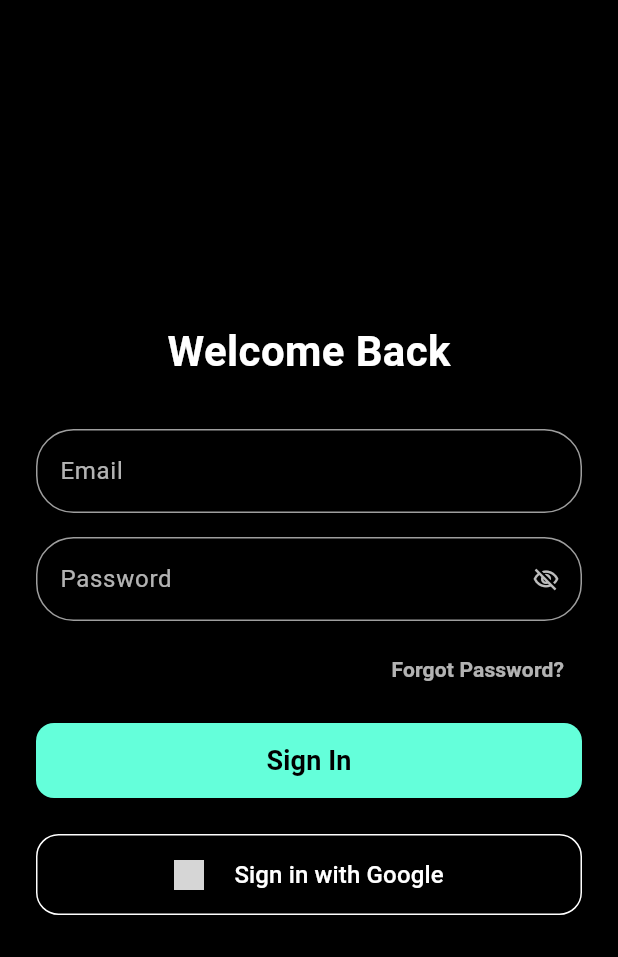
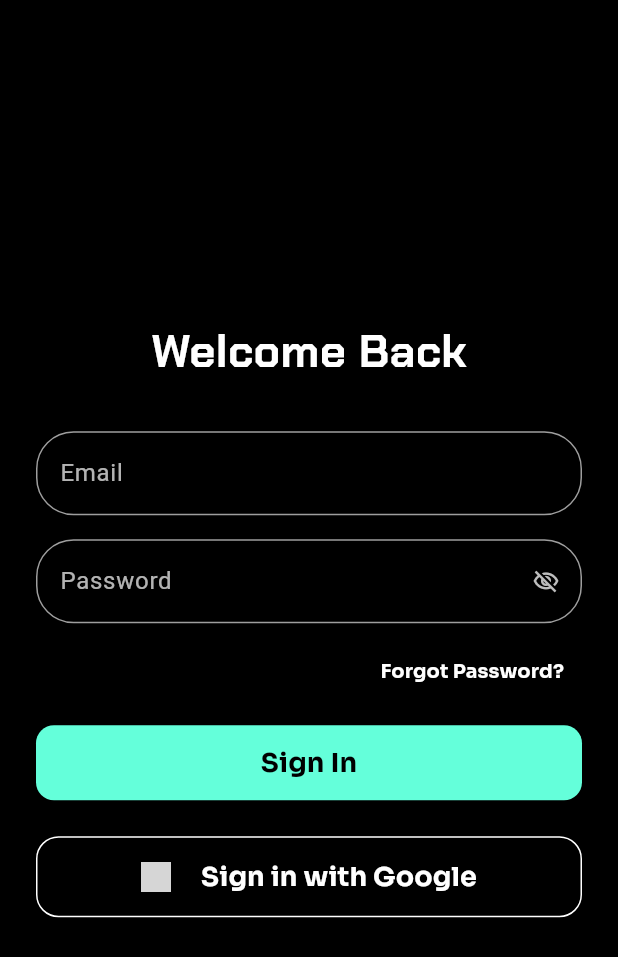
Before and after one commit to thisisarsh1/closed_network, a Flutter app: the screen it shows after launch, after a tap on "Already have an account?", on a phone screen of 412 x 824 dp. Shown: the top 957 px of the screen. Run offline on Flutter 3.47's test engine with Material 3 defaults, Android fonts, the phone set to English and light mode, and no system bars; our stand-ins replace google_fonts, loading_animation_widget; network calls fail; grey boxes are pictures that could not be loaded.

Commit message:
updated fonts and selected the colors

```diff
--- a/lib/LoadingScreen.dart
+++ b/lib/LoadingScreen.dart
@@ -27,7 +27,7 @@ class _LoadingScreenState extends State<LoadingScreen> {
       backgroundColor: Colors.black, // Set background to black
       body: Center(
         child: LoadingAnimationWidget.fourRotatingDots(
-          color: Colors.white,
+          color: Colors.tealAccent,
           size: 200,
         ),
       ),
--- a/lib/LoginScreen.dart
+++ b/lib/LoginScreen.dart
@@ -1,4 +1,5 @@
 import 'package:flutter/material.dart';
+import 'package:google_fonts/google_fonts.dart';
 
 class LoginScreen extends StatefulWidget {
   const LoginScreen({super.key});
@@ -38,13 +39,15 @@ class _LoginScreenState extends State<LoginScreen> {
             key: _formKey,
             child: Column(
               children: [
-                const Text(
+                 Text(
                   "Welcome Back",
-                  style: TextStyle(
-                    fontSize: 28,
-                    fontWeight: FontWeight.bold,
-                    color: Colors.white,
-                  ),
+                    style: GoogleFonts.chakraPetch(
+                        textStyle: TextStyle(
+                            fontSize: 30,
+                            fontWeight: FontWeight.bold,
+                            color: Colors.white
+                        )
+                    )
                 ),
                 const SizedBox(height: 32),
                 CustomTextField(
@@ -73,12 +76,15 @@ class _LoginScreenState extends State<LoginScreen> {
                     onPressed: () {
                       // TODO: Forgot password logic
                     },
-                    child: const Text(
+                    child:  Text(
                       'Forgot Password?',
-                      style: TextStyle(
-                        color: Colors.white70,
-                        fontWeight: FontWeight.bold,
-                      ),
+                        style: GoogleFonts.sora(
+                            textStyle: TextStyle(
+                                fontSize: 13,
+                                fontWeight: FontWeight.bold,
+                                color: Colors.white
+                            )
+                        )
                     ),
                   ),
                 ),
@@ -96,12 +102,15 @@ class _LoginScreenState extends State<LoginScreen> {
                         borderRadius: BorderRadius.circular(12.0),
                       ),
                     ),
-                    child: const Text(
+                    child:  Text(
                       'Sign In',
-                      style: TextStyle(
-                        fontSize: 18,
-                        fontWeight: FontWeight.bold,
-                      ),
+                        style: GoogleFonts.sora(
+                            textStyle: TextStyle(
+                                fontSize: 18,
+                                fontWeight: FontWeight.bold,
+                                color: Colors.black
+                            )
+                        )
                     ),
                   ),
                 ),
@@ -151,12 +160,14 @@ class GoogleButton extends StatelessWidget {
             width: 20,
           ),
           const SizedBox(width: 20),
-          const Text(
+          Text(
             'Sign in with Google',
-            style: TextStyle(
-              color: Colors.white, // White text
-              fontSize: 16,
-              fontWeight: FontWeight.w500,
+            style: GoogleFonts.sora(
+                textStyle: TextStyle(
+                    fontSize: 18,
+                    fontWeight: FontWeight.bold,
+                    color: Colors.white
+                )
             ),
           ),
         ],
--- a/lib/RegisterEmailScreen.dart
+++ b/lib/RegisterEmailScreen.dart
@@ -1,5 +1,5 @@
 import 'package:flutter/material.dart';
-
+import 'package:google_fonts/google_fonts.dart';
 class GoogleButton extends StatelessWidget {
   final VoidCallback onPressed;
 
@@ -31,12 +31,14 @@ class GoogleButton extends StatelessWidget {
             width: 20,
           ),
           const SizedBox(width: 20),
-          const Text(
+          Text(
             'Sign in with Google',
-            style: TextStyle(
-              color: Colors.white, // White text
-              fontSize: 16,
-              fontWeight: FontWeight.w500,
+            style: GoogleFonts.sora(
+                textStyle: TextStyle(
+                    fontSize: 20,
+                    fontWeight: FontWeight.bold,
+                    color: Colors.white
+                )
             ),
           ),
         ],
@@ -57,13 +59,15 @@ class RegisterEmailScreen extends StatelessWidget {
           child: Column(
             mainAxisAlignment: MainAxisAlignment.center,
             children: [
-              const Text(
+               Text(
                 "Use your official (.edu.in) email ID to join the squad — no outsiders allowed!",
-                style: TextStyle(
-                  color: Colors.white,
-                  fontSize: 24,
-                  fontWeight: FontWeight.w900,
-                ),
+                 style: GoogleFonts.chakraPetch(
+                     textStyle: TextStyle(
+                         fontSize: 30,
+                         fontWeight: FontWeight.bold,
+                         color: Colors.white
+                     )
+                 ),
                 textAlign: TextAlign.center,
               ),
               const SizedBox(height: 30),
--- a/lib/RegisterScreen.dart
+++ b/lib/RegisterScreen.dart
@@ -2,7 +2,7 @@ import 'package:closed_network/LoginScreen.dart';
 import 'package:closed_network/RegisterEmailScreen.dart';
 import 'package:flutter/material.dart';
 import 'package:intl/intl.dart';
-
+import 'package:google_fonts/google_fonts.dart';
 class RegisterScreen extends StatefulWidget {
   const RegisterScreen({super.key});
 
@@ -31,13 +31,14 @@ class _RegisterScreenState extends State<RegisterScreen> {
           child: Column(
             mainAxisAlignment: MainAxisAlignment.center,
             children: [
-              const Text(
+               Text(
                 'Create your account',
-                style: TextStyle(
+                 style: GoogleFonts.chakraPetch(
+                 textStyle: TextStyle(
                    fontSize: 35,
                    fontWeight: FontWeight.bold,
-                  height: 1.9,
-                  color: Colors.white,
+                   color: Colors.white
+                 )
                ),
               ),
               const SizedBox(height: 16),
@@ -58,11 +59,13 @@ class _RegisterScreenState extends State<RegisterScreen> {
                         return LoginScreen();
                       },));
                     },
-                    child: const Text(
+                    child:  Text(
                       'Already have an account?',
-                      style: TextStyle(
-                        color: Colors.white,
+                      style: GoogleFonts.sora(
+                        textStyle: TextStyle(
                           fontSize: 16,
+                          color: Colors.white
+                        )
                       ),
                     ),
                   ),
@@ -96,12 +99,14 @@ class _RegisterScreenState extends State<RegisterScreen> {
                         borderRadius: BorderRadius.circular(30),
                       ),
                     ),
-                    child: const Text(
+                    child: Text(
                       'Next',
-                      style: TextStyle(
-                        color: Colors.black,
+                      style: GoogleFonts.sora(
+                          textStyle: const TextStyle(
                               fontSize: 15,
                               fontWeight: FontWeight.bold,
+                              color: Colors.black
+                          )
                       ),
                     ),
                   ),
--- a/pubspec.yaml
+++ b/pubspec.yaml
@@ -30,14 +30,12 @@ environment:
 dependencies:
   flutter:
     sdk: flutter
+  google_fonts: ^6.2.0
   flutter_inset_shadow: ^2.0.3
   loading_animation_widget: ^1.2.0+4
-  # The following adds the Cupertino Icons font to your application.
-  # Use with the CupertinoIcons class for iOS style icons.
   cupertino_icons: ^1.0.8
+  intl: ^0.19.0
 
-
-  intl: ^0.19.0
 
 
 dev_dependencies:
```
Also changed, not shown: lib/main.dart (+21 -0 lines), pubspec.lock, 4 other files. Lines whose indentation alone changed are shown as unchanged.
